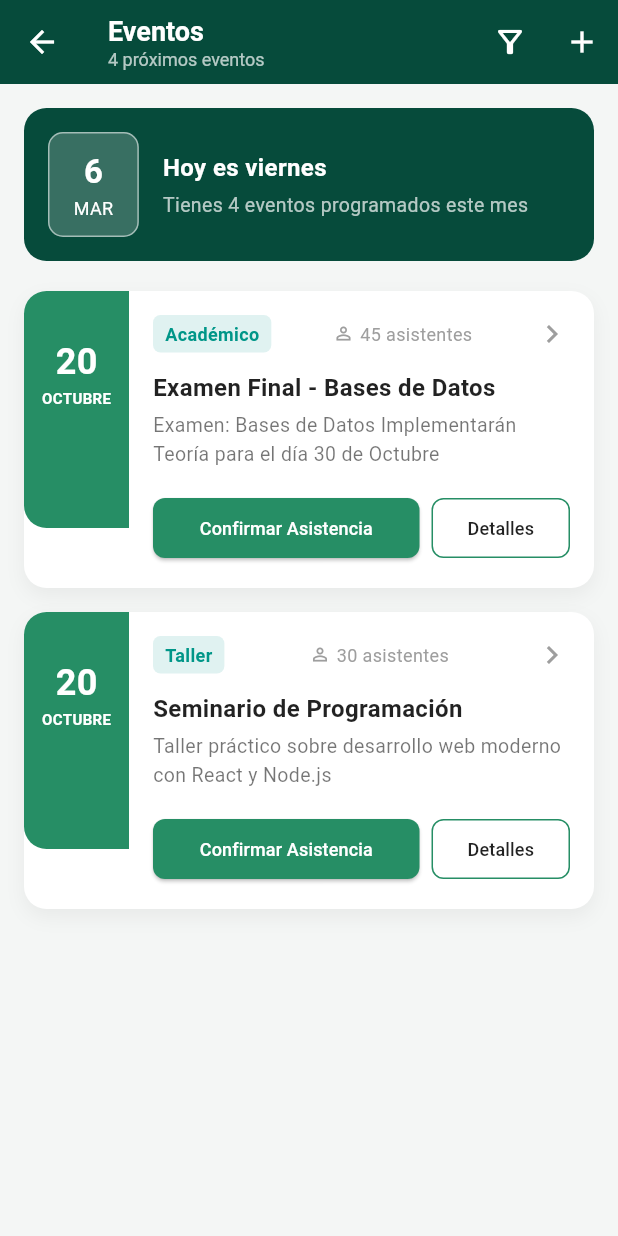
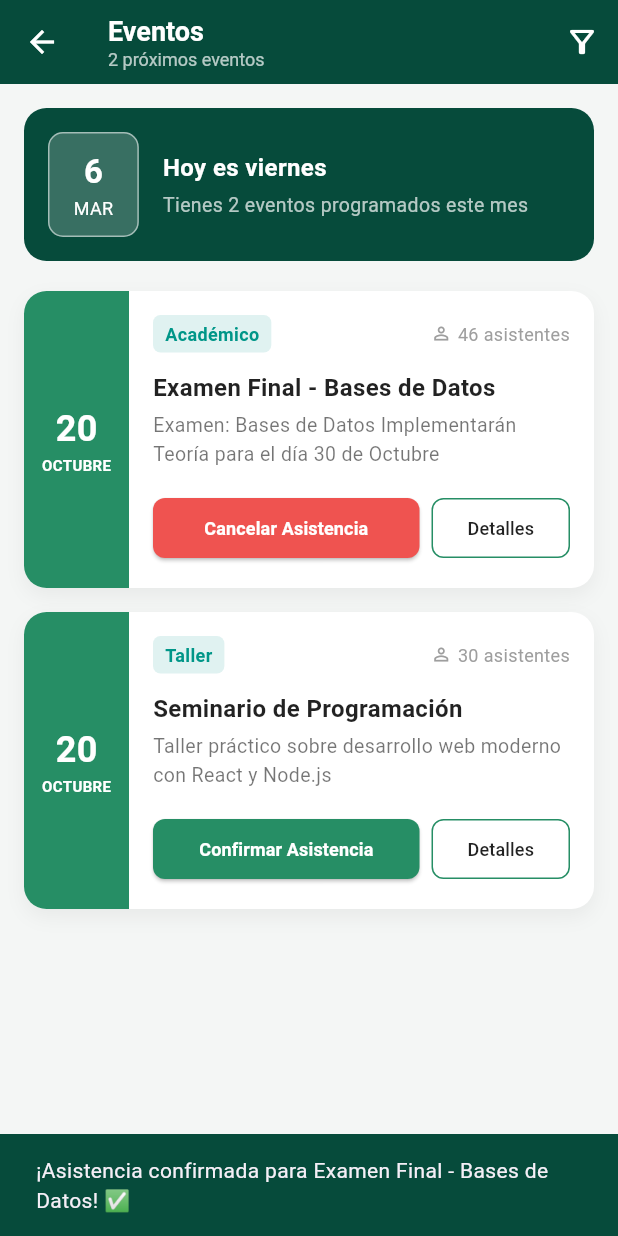
Before and after one commit to Noshedme/MI_INTESUD_SOCIAL, a Flutter app: the EventosScreen screen opened directly, after a tap on "Confirmar Asistencia", on a phone screen of 412 x 824 dp. Run offline on Flutter 3.47's test engine with Material 3 defaults, Android fonts, the phone set to English and light mode, and no system bars; Roboto replaces fonts that are missing (Arial).

Commit message:
eventos actualizado

```diff
--- a/lib/screens/eventos_screen.dart
+++ b/lib/screens/eventos_screen.dart
@@ -1,12 +1,63 @@
 import 'package:flutter/material.dart';
 
-class EventosScreen extends StatelessWidget {
+// ==========================================
+// 1. EL "MOLDE" DE NUESTROS EVENTOS (Datos reales)
+// ==========================================
+class Evento {
+  String dia;
+  String mes;
+  String etiqueta;
+  int cantidadAsistentes; // Cambiado a número (int) para poder sumar y restar
+  String titulo;
+  String descripcion;
+  bool confirmado; // Para saber si el usuario ya le dio al botón
+
+  Evento({
+    required this.dia,
+    required this.mes,
+    required this.etiqueta,
+    required this.cantidadAsistentes,
+    required this.titulo,
+    required this.descripcion,
+    this.confirmado = false, // Por defecto nadie ha confirmado aún
+  });
+}
+
+// ==========================================
+// 2. TU PANTALLA AHORA TIENE MEMORIA (StatefulWidget)
+// ==========================================
+class EventosScreen extends StatefulWidget {
   const EventosScreen({super.key});
 
-  // 🎨 Colores exactos de tu diseño institucional
+  @override
+  State<EventosScreen> createState() => _EventosScreenState();
+}
+
+class _EventosScreenState extends State<EventosScreen> {
+  // 🎨 Colores institucionales
   final Color verdeOscuro = const Color(0xFF064B3B);
   final Color verdeClaro = const Color(0xFF268E65);
   final Color fondoGris = const Color(0xFFF4F6F5);
+
+  // 📝 NUESTRA BASE DE DATOS LOCAL (Lista de eventos iniciales)
+  List<Evento> misEventos = [
+    Evento(
+      dia: '20',
+      mes: 'OCTUBRE',
+      etiqueta: 'Académico',
+      cantidadAsistentes: 45, // Ahora es un número matemático
+      titulo: 'Examen Final - Bases de Datos',
+      descripcion: 'Examen: Bases de Datos Implementarán Teoría para el día 30 de Octubre',
+    ),
+    Evento(
+      dia: '20',
+      mes: 'OCTUBRE',
+      etiqueta: 'Taller',
+      cantidadAsistentes: 30, // Ahora es un número matemático
+      titulo: 'Seminario de Programación',
+      descripcion: 'Taller práctico sobre desarrollo web moderno con React y Node.js',
+    ),
+  ];
 
   @override
   Widget build(BuildContext context) {
@@ -17,15 +68,13 @@ class EventosScreen extends StatelessWidget {
         elevation: 0,
         leading: IconButton(
           icon: const Icon(Icons.arrow_back, color: Colors.white),
-          onPressed: () {
-            // Aquí luego tus compañeros le pondrán la acción de volver
-          },
+          onPressed: () {},
         ),
-        title: const Column(
+        title: Column(
           crossAxisAlignment: CrossAxisAlignment.start,
           children: [
-            Text('Eventos', style: TextStyle(color: Colors.white, fontSize: 18, fontWeight: FontWeight.bold)),
-            Text('4 próximos eventos', style: TextStyle(color: Colors.white70, fontSize: 12)),
+            const Text('Eventos', style: TextStyle(color: Colors.white, fontSize: 18, fontWeight: FontWeight.bold)),
+            Text('${misEventos.length} próximos eventos', style: const TextStyle(color: Colors.white70, fontSize: 12)),
           ],
         ),
         actions: [
@@ -33,10 +82,7 @@ class EventosScreen extends StatelessWidget {
             icon: const Icon(Icons.filter_alt_outlined, color: Colors.white),
             onPressed: () {},
           ),
-          IconButton(
-            icon: const Icon(Icons.add, color: Colors.white),
-            onPressed: () {},
-          ),
+          // 🚫 EL BOTÓN DE "+" FUE ELIMINADO DE AQUÍ
         ],
       ),
       body: SingleChildScrollView(
@@ -45,25 +91,12 @@ class EventosScreen extends StatelessWidget {
           children: [
             _crearTarjetaSuperior(),
             const SizedBox(height: 20),
-            // Aquí llamamos a nuestra plantilla para crear el primer evento
-            _crearTarjetaEvento(
-              dia: '20',
-              mes: 'OCTUBRE',
-              etiqueta: 'Académico',
-              asistentes: '45 asistentes',
-              titulo: 'Examen Final - Bases de Datos',
-              descripcion: 'Examen: Bases de Datos Implementarán Teoría para el día 30 de Octubre',
-            ),
-            const SizedBox(height: 16),
-            // Segundo evento
-            _crearTarjetaEvento(
-              dia: '20',
-              mes: 'OCTUBRE',
-              etiqueta: 'Taller',
-              asistentes: '30 asistentes',
-              titulo: 'Seminario de Programación',
-              descripcion: 'Taller práctico sobre desarrollo web moderno con React y Node.js',
-            ),
+
+            // 🔄 MAGIA: Dibujamos las tarjetas automáticamente leyendo la lista
+            ...misEventos.map((evento) => Padding(
+              padding: const EdgeInsets.only(bottom: 16.0),
+              child: _crearTarjetaEvento(evento),
+            )),
           ],
         ),
       ),
@@ -71,10 +104,9 @@ class EventosScreen extends StatelessWidget {
   }
 
   // ==========================================
-  // 🧩 WIDGETS PERSONALIZADOS (TUS PIEZAS DE LEGO)
+  // 🧩 WIDGETS Y FUNCIONES DE LA PANTALLA
   // ==========================================
 
-  // 1. Tarjeta principal "Hoy es viernes"
   Widget _crearTarjetaSuperior() {
     return Container(
       padding: const EdgeInsets.all(16),
@@ -99,13 +131,13 @@ class EventosScreen extends StatelessWidget {
             ),
           ),
           const SizedBox(width: 16),
-          const Expanded(
+          Expanded(
             child: Column(
               crossAxisAlignment: CrossAxisAlignment.start,
               children: [
-                Text('Hoy es viernes', style: TextStyle(color: Colors.white, fontSize: 16, fontWeight: FontWeight.bold)),
-                SizedBox(height: 4),
-                Text('Tienes 4 eventos programados este mes', style: TextStyle(color: Colors.white70, fontSize: 13)),
+                const Text('Hoy es viernes', style: TextStyle(color: Colors.white, fontSize: 16, fontWeight: FontWeight.bold)),
+                const SizedBox(height: 4),
+                Text('Tienes ${misEventos.length} eventos programados este mes', style: const TextStyle(color: Colors.white70, fontSize: 13)),
               ],
             ),
           ),
@@ -114,15 +146,8 @@ class EventosScreen extends StatelessWidget {
     );
   }
 
-  // 2. Plantilla para las tarjetas de cada evento
-  Widget _crearTarjetaEvento({
-    required String dia,
-    required String mes,
-    required String etiqueta,
-    required String asistentes,
-    required String titulo,
-    required String descripcion,
-  }) {
+  // La tarjeta ahora recibe un OBJETO Evento con datos reales
+  Widget _crearTarjetaEvento(Evento evento) {
     return Container(
       decoration: BoxDecoration(
         color: Colors.white,
@@ -131,36 +156,30 @@ class EventosScreen extends StatelessWidget {
           BoxShadow(color: Colors.black.withOpacity(0.05), blurRadius: 10, offset: const Offset(0, 5)),
         ],
       ),
+      child: IntrinsicHeight(
         child: Row(
-        crossAxisAlignment: CrossAxisAlignment.start, // Para alinear arriba
+          crossAxisAlignment: CrossAxisAlignment.stretch,
           children: [
-          // Franja verde lateral con la fecha
             Container(
               width: 70,
               decoration: BoxDecoration(
                 color: verdeClaro,
                 borderRadius: const BorderRadius.only(topLeft: Radius.circular(15), bottomLeft: Radius.circular(15)),
               ),
-            padding: const EdgeInsets.symmetric(vertical: 20),
               child: Column(
-              mainAxisAlignment: MainAxisAlignment.center, // Centrar verticalmente
+                mainAxisAlignment: MainAxisAlignment.center,
                 children: [
-                const SizedBox(height: 10), // Empujar un poco hacia abajo para centrar mejor
-                Text(dia, style: const TextStyle(color: Colors.white, fontSize: 24, fontWeight: FontWeight.bold)),
-                Text(mes, style: const TextStyle(color: Colors.white, fontSize: 10, fontWeight: FontWeight.bold)),
-                const SizedBox(height: 60), // Espacio extra para que la franja baje hasta los botones
+                  Text(evento.dia, style: const TextStyle(color: Colors.white, fontSize: 24, fontWeight: FontWeight.bold)),
+                  Text(evento.mes, style: const TextStyle(color: Colors.white, fontSize: 10, fontWeight: FontWeight.bold)),
                 ],
               ),
             ),
-
-          // Contenido derecho de la tarjeta
             Expanded(
               child: Padding(
                 padding: const EdgeInsets.all(16.0),
                 child: Column(
                   crossAxisAlignment: CrossAxisAlignment.start,
                   children: [
-                  // Fila de etiqueta y asistentes
                     Row(
                       mainAxisAlignment: MainAxisAlignment.spaceBetween,
                       children: [
@@ -170,36 +189,57 @@ class EventosScreen extends StatelessWidget {
                             color: Colors.teal.shade50,
                             borderRadius: BorderRadius.circular(5),
                           ),
-                        child: Text(etiqueta, style: const TextStyle(color: Colors.teal, fontSize: 12, fontWeight: FontWeight.bold)),
+                          child: Text(evento.etiqueta, style: const TextStyle(color: Colors.teal, fontSize: 12, fontWeight: FontWeight.bold)),
                         ),
                         Row(
                           children: [
                             const Icon(Icons.person_outline, size: 14, color: Colors.grey),
                             const SizedBox(width: 4),
-                          Text(asistentes, style: const TextStyle(color: Colors.grey, fontSize: 12)),
+                            // Mostramos el número actualizado seguido de la palabra "asistentes"
+                            Text('${evento.cantidadAsistentes} asistentes', style: const TextStyle(color: Colors.grey, fontSize: 12)),
                           ],
                         ),
-                      const Icon(Icons.chevron_right, color: Colors.grey),
                       ],
                     ),
                     const SizedBox(height: 12),
-                  // Título y descripción
-                  Text(titulo, style: const TextStyle(fontSize: 16, fontWeight: FontWeight.bold, color: Colors.black87)),
+                    Text(evento.titulo, style: const TextStyle(fontSize: 16, fontWeight: FontWeight.bold, color: Colors.black87)),
                     const SizedBox(height: 4),
-                  Text(descripcion, style: const TextStyle(fontSize: 13, color: Colors.black54)),
+                    Text(evento.descripcion, maxLines: 2, overflow: TextOverflow.ellipsis, style: const TextStyle(fontSize: 13, color: Colors.black54)),
                     const SizedBox(height: 16),
-
-                  // Botones inferiores
                     Row(
                       children: [
                         Expanded(
                           child: ElevatedButton(
                             style: ElevatedButton.styleFrom(
-                            backgroundColor: verdeClaro,
+                              // Si está confirmado se pone rojo oscuro (para cancelar), si no, es verde
+                              backgroundColor: evento.confirmado ? Colors.red.shade400 : verdeClaro,
                               shape: RoundedRectangleBorder(borderRadius: BorderRadius.circular(8)),
                             ),
-                          onPressed: () {},
-                          child: const Text('Confirmar Asistencia', style: TextStyle(color: Colors.white, fontSize: 12)),
+                            // LÓGICA DE CONFIRMAR / CANCELAR ASISTENCIA
+                            onPressed: () {
+                              setState(() {
+                                if (evento.confirmado) {
+                                  // Si ya estaba confirmado, cancelamos y restamos 1
+                                  evento.confirmado = false;
+                                  evento.cantidadAsistentes--;
+                                  ScaffoldMessenger.of(context).showSnackBar(
+                                    const SnackBar(content: Text('Asistencia cancelada ❌'), backgroundColor: Colors.red),
+                                  );
+                                } else {
+                                  // Si no estaba confirmado, confirmamos y sumamos 1
+                                  evento.confirmado = true;
+                                  evento.cantidadAsistentes++;
+                                  ScaffoldMessenger.of(context).showSnackBar(
+                                    SnackBar(content: Text('¡Asistencia confirmada para ${evento.titulo}! ✅'), backgroundColor: verdeOscuro),
+                                  );
+                                }
+                              });
+                            },
+                            // El texto cambia dependiendo del estado
+                            child: Text(
+                              evento.confirmado ? 'Cancelar Asistencia' : 'Confirmar Asistencia',
+                              style: const TextStyle(color: Colors.white, fontSize: 12, fontWeight: FontWeight.bold)
+                            ),
                           ),
                         ),
                         const SizedBox(width: 8),
@@ -208,7 +248,9 @@ class EventosScreen extends StatelessWidget {
                             side: BorderSide(color: verdeClaro),
                             shape: RoundedRectangleBorder(borderRadius: BorderRadius.circular(8)),
                           ),
-                        onPressed: () {},
+                          onPressed: () {
+                            _mostrarDetallesEvento(context, evento);
+                          },
                           child: const Text('Detalles', style: TextStyle(color: Colors.black87, fontSize: 12)),
                         ),
                       ],
@@ -219,6 +261,45 @@ class EventosScreen extends StatelessWidget {
             ),
           ],
         ),
+      ),
+    );
+  }
+
+  // ==========================================
+  // 🚀 FUNCIONES DE LOS BOTONES REALES
+  // ==========================================
+
+  // Muestra la ventana emergente con los detalles completos
+  void _mostrarDetallesEvento(BuildContext context, Evento evento) {
+    showDialog(
+      context: context,
+      builder: (BuildContext context) {
+        return AlertDialog(
+          title: Text(evento.titulo, style: TextStyle(color: verdeOscuro, fontWeight: FontWeight.bold)),
+          content: SingleChildScrollView(
+            child: Column(
+              crossAxisAlignment: CrossAxisAlignment.start,
+              mainAxisSize: MainAxisSize.min,
+              children: [
+                Text('📅 Fecha: ${evento.dia} de ${evento.mes}', style: const TextStyle(fontWeight: FontWeight.bold)),
+                Text('👥 Participantes: ${evento.cantidadAsistentes}'),
+                Text('🏷️ Tipo: ${evento.etiqueta}'),
+                const SizedBox(height: 15),
+                const Text('Descripción:', style: TextStyle(fontWeight: FontWeight.bold)),
+                const SizedBox(height: 5),
+                Text(evento.descripcion),
+              ],
+            ),
+          ),
+          shape: RoundedRectangleBorder(borderRadius: BorderRadius.circular(15)),
+          actions: [
+            TextButton(
+              onPressed: () => Navigator.of(context).pop(),
+              child: Text('Cerrar', style: TextStyle(color: verdeClaro, fontWeight: FontWeight.bold)),
+            ),
+          ],
+        );
+      },
     );
   }
 }
```
Lines whose indentation alone changed are shown as unchanged.
